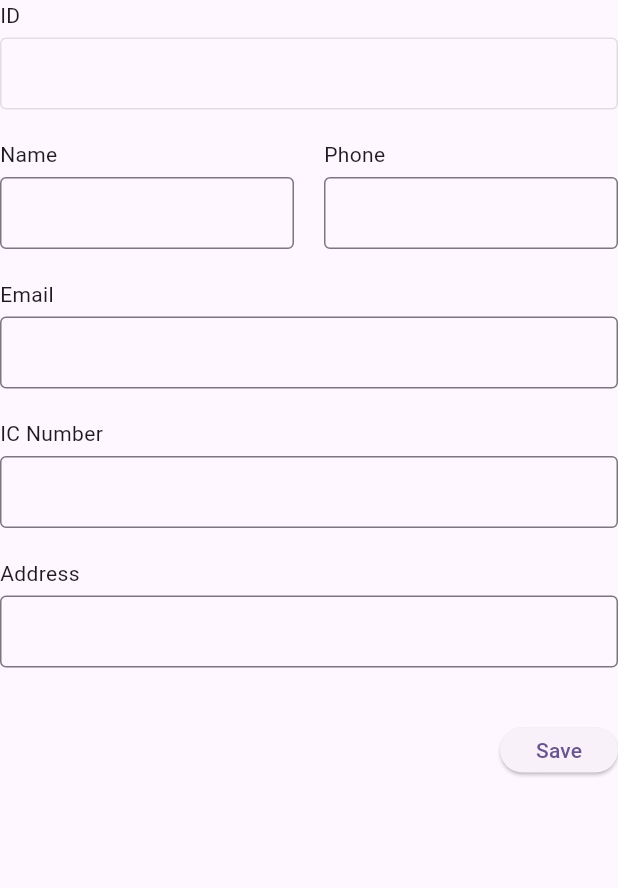
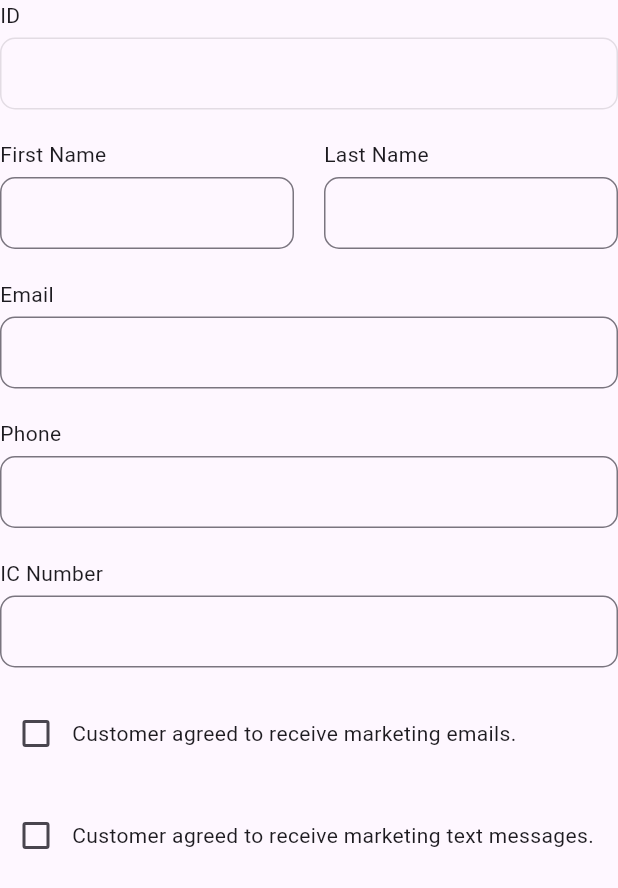
Before and after one commit to DH0902/demo, a Flutter app: the CommonForm widget shown alone on an empty page, opened directly with empty values, on a phone screen of 412 x 824 dp. Shown: the top 888 px of the screen. Run offline on Flutter 3.47's test engine with Material 3 defaults, Android fonts, the phone set to English and light mode, and no system bars; our stand-ins replace go_router.

Commit message:
Enhance new user template UI design

```diff
--- a/lib/pages/widgets/form.dart
+++ b/lib/pages/widgets/form.dart
@@ -10,6 +10,23 @@ class CommonForm extends StatefulWidget {
 }
 
 class _CommonFormState extends State<CommonForm> {
+  bool checkBox1 = false;
+  bool checkBox2 = false;
+
+  void _onToggleCheckBox1(bool? value) {
+    if (value == null) return;
+    setState(() {
+      checkBox1 = value;
+    });
+  }
+
+  void _onToggleCheckBox2(bool? value) {
+    if (value == null) return;
+    setState(() {
+      checkBox2 = value;
+    });
+  }
+
   @override
   Widget build(BuildContext context) {
     return Column(
@@ -26,13 +43,13 @@ class _CommonFormState extends State<CommonForm> {
           children: [
             Expanded(
               child: LabeldFormField(
-                label: 'Name',
+                label: 'First Name',
               ),
             ),
             const SizedBox(width: 20),
             Expanded(
               child: LabeldFormField(
-                label: 'Phone',
+                label: 'Last Name',
               ),
             ),
           ],
@@ -40,20 +57,25 @@ class _CommonFormState extends State<CommonForm> {
         const SizedBox(height: 20),
         LabeldFormField(label: 'Email'),
         const SizedBox(height: 20),
+        LabeldFormField(label: 'Phone'),
+        const SizedBox(height: 20),
         LabeldFormField(label: 'IC Number'),
         const SizedBox(height: 20),
-        LabeldFormField(label: 'Address'),
-        const SizedBox(height: 40),
         Row(
-          mainAxisAlignment: MainAxisAlignment.end,
           children: [
-            SizedBox(
-              height: 30,
-              child: ElevatedButton(
-                onPressed: () {},
-                child: Text('Save'),
-              ),
-            ),
+            Checkbox(
+                value: checkBox1,
+                onChanged: (value) => _onToggleCheckBox1(value)),
+            Text('Customer agreed to receive marketing emails.'),
+          ],
+        ),
+        const SizedBox(height: 20),
+        Row(
+          children: [
+            Checkbox(
+                value: checkBox2,
+                onChanged: (value) => _onToggleCheckBox2(value)),
+            Text('Customer agreed to receive marketing text messages.'),
           ],
         ),
       ],
@@ -124,8 +146,8 @@ class FormTextFormField extends StatelessWidget {
       decoration: InputDecoration(
         hintText: hint,
         border: OutlineInputBorder(
-          borderSide: BorderSide(color: Colors.grey, width: 1),
-        ),
+            borderSide: BorderSide(color: Colors.grey, width: 1),
+            borderRadius: BorderRadius.all(Radius.circular(10))),
         contentPadding: const EdgeInsets.symmetric(
           vertical: 12.0,
           horizontal: 10.0,
```
Also changed, not shown: lib/common/common_new_form_address.dart (added, +81 -0 lines), lib/common/page/common_new_form_design.dart (+30 -16 lines), lib/common/page/common_new_form_name.dart (added, +58 -0 lines), lib/common/page/common_staff_selection.dart (added, +62 -0 lines), lib/common/page/common_view_all_design.dart (+13 -1 lines).
